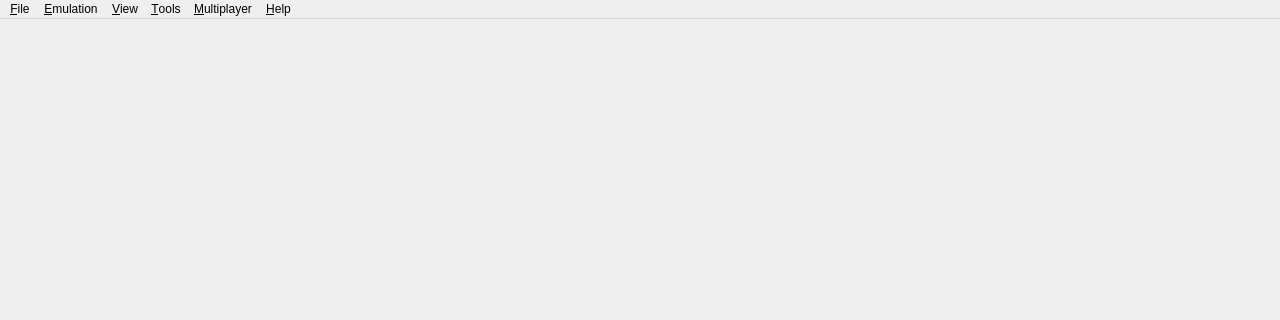
CollectingW/emulator, file src/citron/main.ui: the form before one commit; both pictures show x 0 to 1280 and y 0 to 320 of the 1280 by 720 pixel window.
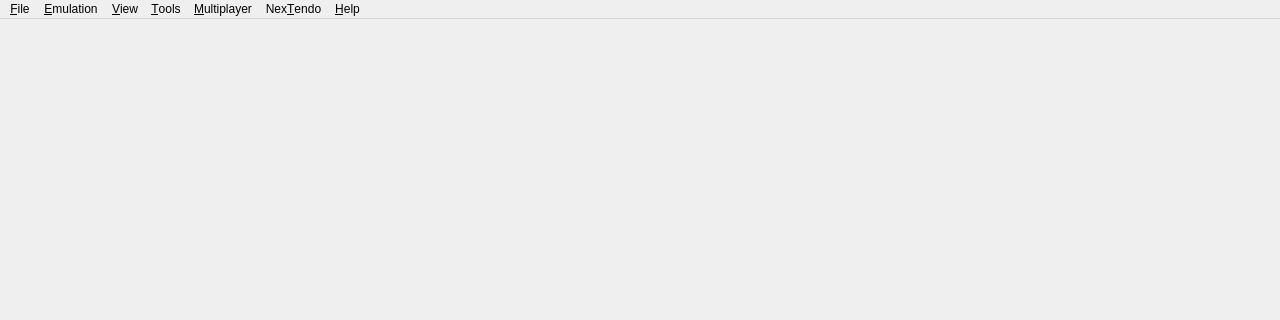
The form after the commit. Icons and pictures are not drawn.

Diff of the .ui file:
```diff
--- a/src/citron/main.ui
+++ b/src/citron/main.ui
@@ -147,6 +147,14 @@
     <addaction name="separator"/>
     <addaction name="action_Show_Room"/>
     <addaction name="action_Leave_Room"/>
+   </widget>
+   <widget class="QMenu" name="menu_NexTendo">
+    <property name="title">
+     <string>Nex&amp;Tendo</string>
+    </property>
+    <addaction name="action_Nextendo_Open_Account"/>
+    <addaction name="action_Nextendo_Sign_In"/>
+    <addaction name="action_Nextendo_Sign_Out"/>
     <addaction name="separator"/>
     <addaction name="action_Nextendo_Friends"/>
    </widget>
@@ -202,6 +210,7 @@
    <addaction name="menu_View"/>
    <addaction name="menu_Tools"/>
    <addaction name="menu_Multiplayer"/>
+   <addaction name="menu_NexTendo"/>
    <addaction name="menu_Help"/>
   </widget>
   <action name="action_Install_File_NAND">
```
Left out of the diff: 24 changed lines with no effect on the pictures.
